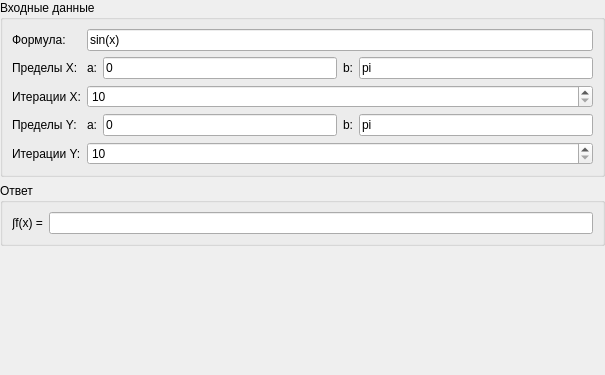
Old version of the form Frames/multipleIntegralFrame.ui in the repository EgorAlmikeev/ProjectX.
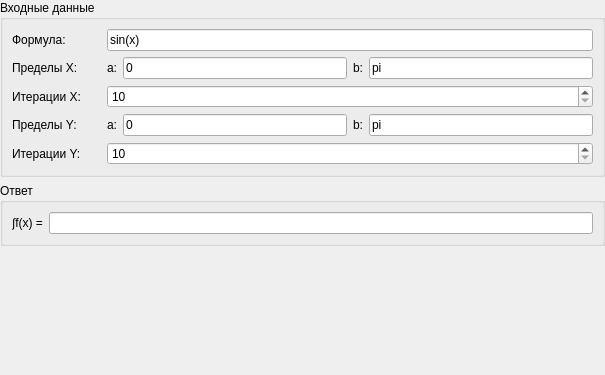
New version of the form.

Commit message: добавил спейсеры на фрейм кратного интегрирования

```diff
--- a/Frames/multipleIntegralFrame.ui
+++ b/Frames/multipleIntegralFrame.ui
@@ -67,20 +67,26 @@
         <property name="spacing">
          <number>6</number>
         </property>
-        <item row="1" column="1">
-         <widget class="QLabel" name="xALabel">
+        <item row="1" column="5">
+         <widget class="QLineEdit" name="xLimitBEdit">
           <property name="autoFillBackground">
            <bool>false</bool>
           </property>
           <property name="text">
-           <string>a:</string>
+           <string>pi</string>
+          </property>
+          <property name="frame">
+           <bool>true</bool>
           </property>
          </widget>
         </item>
-        <item row="3" column="0">
-         <widget class="QLabel" name="yLimitLabel">
+        <item row="1" column="4">
+         <widget class="QLabel" name="xBLabel">
+          <property name="autoFillBackground">
+           <bool>false</bool>
+          </property>
           <property name="text">
-           <string>Пределы Y:</string>
+           <string>b:</string>
           </property>
          </widget>
         </item>
@@ -94,26 +100,37 @@
           </property>
          </widget>
         </item>
-        <item row="1" column="2">
-         <widget class="QLineEdit" name="xLimitAEdit">
-          <property name="autoFillBackground">
-           <bool>false</bool>
-          </property>
+        <item row="4" column="0">
+         <widget class="QLabel" name="yIterationLabel">
           <property name="text">
-           <string>0</string>
-          </property>
-          <property name="frame">
-           <bool>true</bool>
+           <string>Итерации Y:</string>
           </property>
          </widget>
         </item>
         <item row="1" column="3">
-         <widget class="QLabel" name="xBLabel">
+         <widget class="QLineEdit" name="xLimitAEdit">
           <property name="autoFillBackground">
            <bool>false</bool>
           </property>
           <property name="text">
-           <string>b:</string>
+           <string>0</string>
+          </property>
+          <property name="frame">
+           <bool>true</bool>
+          </property>
+         </widget>
+        </item>
+        <item row="0" column="2" colspan="4">
+         <widget class="QLineEdit" name="functionEdit">
+          <property name="text">
+           <string>sin(x)</string>
+          </property>
+         </widget>
+        </item>
+        <item row="3" column="3">
+         <widget class="QLineEdit" name="yLimitAEdt">
+          <property name="text">
+           <string>0</string>
           </property>
          </widget>
         </item>
@@ -124,26 +141,6 @@
           </property>
          </widget>
         </item>
-        <item row="1" column="4">
-         <widget class="QLineEdit" name="xLimitBEdit">
-          <property name="autoFillBackground">
-           <bool>false</bool>
-          </property>
-          <property name="text">
-           <string>pi</string>
-          </property>
-          <property name="frame">
-           <bool>true</bool>
-          </property>
-         </widget>
-        </item>
-        <item row="0" column="1" colspan="4">
-         <widget class="QLineEdit" name="functionEdit">
-          <property name="text">
-           <string>sin(x)</string>
-          </property>
-         </widget>
-        </item>
         <item row="2" column="0">
          <widget class="QLabel" name="xIterationLabel">
           <property name="autoFillBackground">
@@ -154,7 +151,7 @@
           </property>
          </widget>
         </item>
-        <item row="2" column="1" colspan="4">
+        <item row="2" column="2" colspan="4">
          <widget class="QSpinBox" name="xIterationSpinBox">
           <property name="minimumSize">
            <size>
@@ -182,50 +179,133 @@
           </property>
          </widget>
         </item>
-        <item row="4" column="0">
-         <widget class="QLabel" name="yIterationLabel">
-          <property name="text">
-           <string>Итерации Y:</string>
+        <item row="4" column="2" colspan="4">
+         <widget class="QSpinBox" name="yIterationSpinBox">
+          <property name="minimum">
+           <number>10</number>
           </property>
-         </widget>
-        </item>
-        <item row="3" column="1">
-         <widget class="QLabel" name="yALabel">
-          <property name="text">
-           <string>a:</string>
-          </property>
-         </widget>
-        </item>
-        <item row="3" column="3">
-         <widget class="QLabel" name="yBLabel">
-          <property name="text">
-           <string>b:</string>
+          <property name="maximum">
+           <number>100000</number>
           </property>
          </widget>
         </item>
         <item row="3" column="2">
-         <widget class="QLineEdit" name="yLimitAEdt">
+         <widget class="QLabel" name="yALabel">
           <property name="text">
-           <string>0</string>
+           <string>a:</string>
           </property>
          </widget>
         </item>
         <item row="3" column="4">
+         <widget class="QLabel" name="yBLabel">
+          <property name="text">
+           <string>b:</string>
+          </property>
+         </widget>
+        </item>
+        <item row="1" column="2">
+         <widget class="QLabel" name="xALabel">
+          <property name="autoFillBackground">
+           <bool>false</bool>
+          </property>
+          <property name="text">
+           <string>a:</string>
+          </property>
+         </widget>
+        </item>
+        <item row="3" column="0">
+         <widget class="QLabel" name="yLimitLabel">
+          <property name="text">
+           <string>Пределы Y:</string>
+          </property>
+         </widget>
+        </item>
+        <item row="3" column="5">
          <widget class="QLineEdit" name="yLimitBEdit">
           <property name="text">
            <string>pi</string>
           </property>
          </widget>
         </item>
-        <item row="4" column="1" colspan="4">
-         <widget class="QSpinBox" name="yIterationSpinBox">
-          <property name="minimum">
-           <number>10</number>
+        <item row="1" column="1">
+         <spacer name="horizontalSpacer">
+          <property name="orientation">
+           <enum>Qt::Horizontal</enum>
           </property>
-          <property name="maximum">
-           <number>100000</number>
+          <property name="sizeType">
+           <enum>QSizePolicy::Fixed</enum>
           </property>
-         </widget>
+          <property name="sizeHint" stdset="0">
+           <size>
+            <width>20</width>
+            <height>20</height>
+           </size>
+          </property>
+         </spacer>
+        </item>
+        <item row="2" column="1">
+         <spacer name="horizontalSpacer_2">
+          <property name="orientation">
+           <enum>Qt::Horizontal</enum>
+          </property>
+          <property name="sizeType">
+           <enum>QSizePolicy::Fixed</enum>
+          </property>
+          <property name="sizeHint" stdset="0">
+           <size>
+            <width>20</width>
+            <height>20</height>
+           </size>
+          </property>
+         </spacer>
+        </item>
+        <item row="0" column="1">
+         <spacer name="horizontalSpacer_3">
+          <property name="orientation">
+           <enum>Qt::Horizontal</enum>
+          </property>
+          <property name="sizeType">
+           <enum>QSizePolicy::Fixed</enum>
+          </property>
+          <property name="sizeHint" stdset="0">
+           <size>
+            <width>20</width>
+            <height>20</height>
+           </size>
+          </property>
+         </spacer>
+        </item>
+        <item row="3" column="1">
+         <spacer name="horizontalSpacer_4">
+          <property name="orientation">
+           <enum>Qt::Horizontal</enum>
+          </property>
+          <property name="sizeType">
+           <enum>QSizePolicy::Fixed</enum>
+          </property>
+          <property name="sizeHint" stdset="0">
+           <size>
+            <width>20</width>
+            <height>20</height>
+           </size>
+          </property>
+         </spacer>
+        </item>
+        <item row="4" column="1">
+         <spacer name="horizontalSpacer_5">
+          <property name="orientation">
+           <enum>Qt::Horizontal</enum>
+          </property>
+          <property name="sizeType">
+           <enum>QSizePolicy::Fixed</enum>
+          </property>
+          <property name="sizeHint" stdset="0">
+           <size>
+            <width>20</width>
+            <height>20</height>
+           </size>
+          </property>
+         </spacer>
         </item>
        </layout>
       </item>
```
